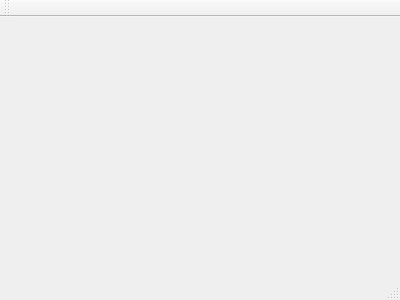
First picture: the form in camera.ui, repository dongkc/mycamera, before the edit.
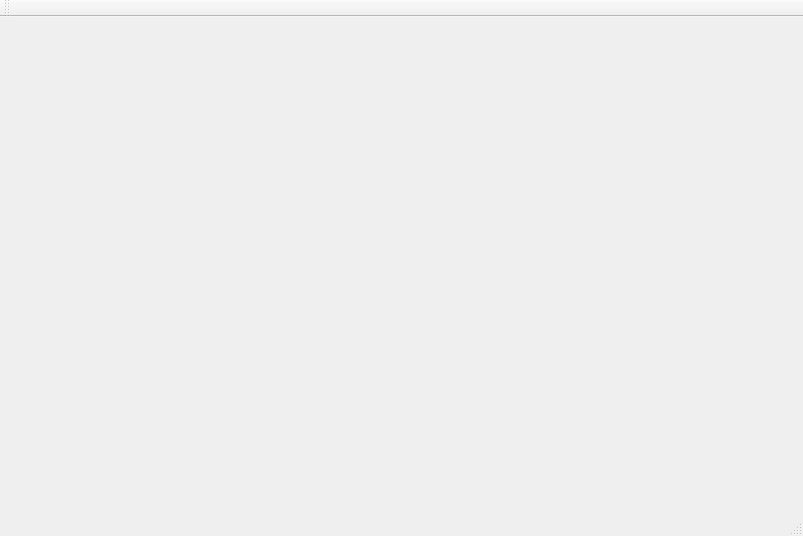
Second picture: the form after the edit.

Diff of the .ui file:
```diff
--- a/camera.ui
+++ b/camera.ui
@@ -6,8 +6,8 @@
    <rect>
     <x>0</x>
     <y>0</y>
-    <width>400</width>
-    <height>300</height>
+    <width>803</width>
+    <height>536</height>
    </rect>
   </property>
   <property name="windowTitle">
@@ -19,8 +19,8 @@
      <rect>
       <x>0</x>
       <y>0</y>
-      <width>391</width>
-      <height>251</height>
+      <width>761</width>
+      <height>481</height>
      </rect>
     </property>
     <layout class="QHBoxLayout" name="horizontalLayout"/>
```
Left out of the diff: 2 changed lines with no effect on the pictures.
